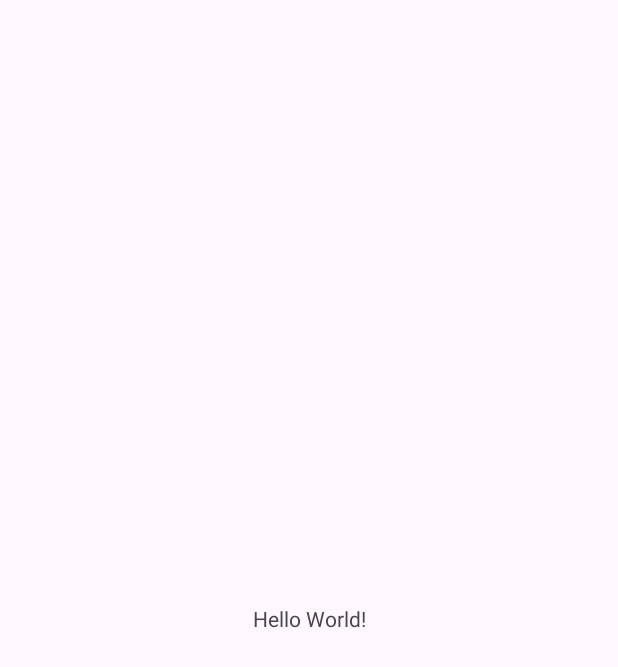
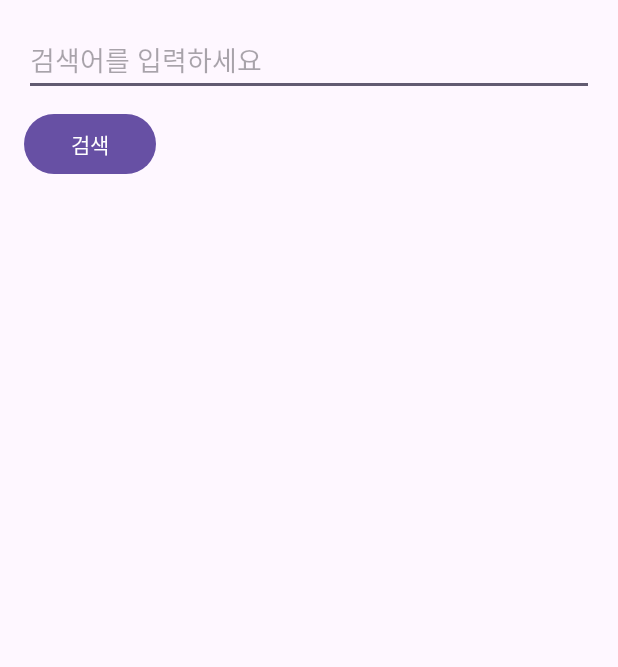
Before and after one commit to ssuzn/ReadingMate, an Android app: the screen it shows after launch (MainActivity), on a phone screen of 412 x 824 dp. Before the commit the part shown is almost empty. Shown: the top 667 px of the screen. Run offline under Robolectric (Android 15) with nearby library versions, the phone set to English and light mode, and no system bars.

Commit message:
도서 검색 구현 완료, 검색 버튼 클릭 시 무응답 문제 해결하기

```diff
--- a/app/src/main/AndroidManifest.xml
+++ b/app/src/main/AndroidManifest.xml
@@ -23,6 +23,9 @@
                 <category android:name="android.intent.category.LAUNCHER" />
             </intent-filter>
         </activity>
+
+        <activity android:name=".BookDetailActivity" />
+
     </application>
 
 </manifest>
--- /dev/null
+++ b/app/src/main/java/com/example/readingmate/BookSearchService.java
@@ -0,0 +1,16 @@
+package com.example.readingmate;
+
+import retrofit2.Call;
+import retrofit2.http.GET;
+import retrofit2.http.Header;
+import retrofit2.http.Query;
+
+// 레트로핏 객체를 통해 호출할 추상 메서드 정의
+public interface BookSearchService {
+    @GET("search/book.json")
+    Call<BookSearchResponse> searchBooks(
+            @Header("X-Naver-Client-Id") String clientId,
+            @Header("X-Naver-Client-Secret") String clientSecret,
+            @Query("query") String query // 검색어
+    );
+}
--- a/app/src/main/java/com/example/readingmate/MainActivity.java
+++ b/app/src/main/java/com/example/readingmate/MainActivity.java
@@ -1,14 +1,69 @@
 package com.example.readingmate;
+
+
+import android.os.Bundle;
+import android.text.Editable;
+import android.util.Log;
+import android.view.View;
+import android.widget.Button;
+import android.widget.EditText;
+
+import retrofit2.Call;
+import retrofit2.Callback;
+import retrofit2.Response;
 
 import androidx.appcompat.app.AppCompatActivity;
 
-import android.os.Bundle;
+import java.util.List;
 
 public class MainActivity extends AppCompatActivity {
+    private final String TAG = this.getClass().getSimpleName();
+
+    private String client_id = "Cp9OwhWZRrPtM19C02GB";
+    private String client_secret = "ikIuIx6o0U";
+    private EditText editTextSearch;
+    private String keyword;
 
     @Override
     protected void onCreate(Bundle savedInstanceState) {
         super.onCreate(savedInstanceState);
         setContentView(R.layout.activity_main);
+        editTextSearch = findViewById(R.id.editTextSearch);
+        Button buttonSearch = findViewById(R.id.buttonSearch);
+
+        buttonSearch.setOnClickListener(new View.OnClickListener() {
+            @Override
+            public void onClick(View v) {
+                String keyword = editTextSearch.getText().toString();
+                if (!keyword.isEmpty()) {
+                    getResultSearch();
+                }
+            }
+        });
+    }
+
+    void getResultSearch() {
+        BookSearchService bookSearchService = RetrofitClient.getInstance().create(BookSearchService.class);
+        Call<BookSearchResponse> call = bookSearchService.searchBooks(client_id, client_secret, keyword);
+
+        call.enqueue(new Callback<BookSearchResponse>() {
+            @Override
+            public void onResponse(Call<BookSearchResponse> call, Response<BookSearchResponse> response) {
+                if (response.isSuccessful() && response.body() != null) {
+                    List<BookItem> bookList = response.body().getItems();
+                    for (BookItem bookItem : bookList) {
+                        Log.d(TAG, "도서 제목: "  + bookItem.getTitle());
+                        Log.d(TAG, "저자: " + bookItem.getAuthor());
+                    }
+                } else {
+                    Log.d(TAG, "실패");
+                }
+            }
+
+            @Override
+            public void onFailure(Call<BookSearchResponse> call, Throwable t) {
+                Log.d(TAG, "에러: " + t.getMessage());
+            }
+        });
     }
 }
--- /dev/null
+++ b/app/src/main/res/drawable/placeholder_image.xml
@@ -0,0 +1,4 @@
+<?xml version="1.0" encoding="utf-8"?>
+<selector xmlns:android="http://schemas.android.com/apk/res/android">
+
+</selector>
--- a/app/src/main/res/layout/activity_main.xml
+++ b/app/src/main/res/layout/activity_main.xml
@@ -1,18 +1,33 @@
 <?xml version="1.0" encoding="utf-8"?>
-<androidx.constraintlayout.widget.ConstraintLayout xmlns:android="http://schemas.android.com/apk/res/android"
-    xmlns:app="http://schemas.android.com/apk/res-auto"
+<RelativeLayout xmlns:android="http://schemas.android.com/apk/res/android"
     xmlns:tools="http://schemas.android.com/tools"
     android:layout_width="match_parent"
     android:layout_height="match_parent"
     tools:context=".MainActivity">
 
-    <TextView
+    <EditText
+        android:id="@+id/editTextSearch"
+        android:layout_width="match_parent"
+        android:layout_height="wrap_content"
+        android:layout_marginTop="16dp"
+        android:layout_marginStart="16dp"
+        android:layout_marginEnd="16dp"
+        android:hint="검색어를 입력하세요"/>
+
+    <Button
+        android:id="@+id/buttonSearch"
         android:layout_width="wrap_content"
         android:layout_height="wrap_content"
-        android:text="Hello World!"
-        app:layout_constraintBottom_toBottomOf="parent"
-        app:layout_constraintEnd_toEndOf="parent"
-        app:layout_constraintStart_toStartOf="parent"
-        app:layout_constraintTop_toTopOf="parent" />
+        android:layout_below="@id/editTextSearch"
+        android:layout_marginTop="8dp"
+        android:layout_marginStart="16dp"
+        android:text="검색"/>
 
-</androidx.constraintlayout.widget.ConstraintLayout>
+    <androidx.recyclerview.widget.RecyclerView
+        android:id="@+id/recyclerView"
+        android:layout_width="match_parent"
+        android:layout_height="match_parent"
+        android:layout_below="@id/buttonSearch"
+        android:layout_marginTop="16dp"/>
+
+</RelativeLayout>
```
Also changed, not shown: app/build.gradle (+9 -0 lines), app/src/main/java/com/example/readingmate/BookAdapter.java (added, +82 -0 lines), app/src/main/java/com/example/readingmate/BookDetailActivity.java (added, +41 -0 lines), app/src/main/java/com/example/readingmate/BookItem.java (added, +35 -0 lines), app/src/main/java/com/example/readingmate/BookSearchResponse.java (added, +14 -0 lines), app/src/main/java/com/example/readingmate/RetrofitClient.java (added, +37 -0 lines), app/src/main/res/layout/activity_book_detail.xml (added, +41 -0 lines), app/src/main/res/layout/book_item.xml (added, +42 -0 lines).
